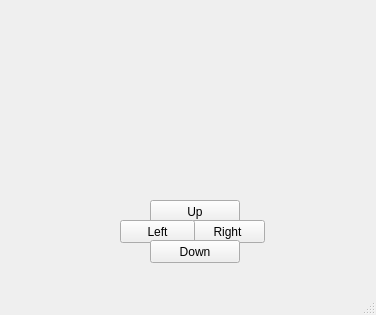
First picture: the form in LCL.ui, repository mkdryden/LCL_software, before the edit.
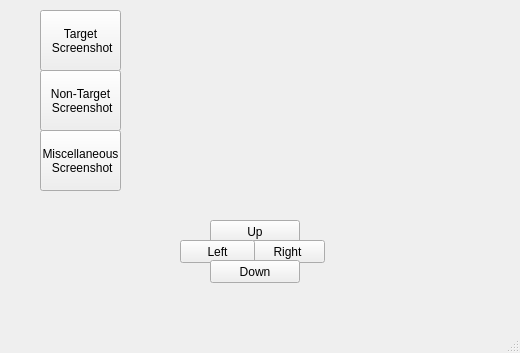
Second picture: the form after the edit.

```diff
--- a/LCL.ui
+++ b/LCL.ui
@@ -6,8 +6,8 @@
    <rect>
     <x>0</x>
     <y>0</y>
-    <width>376</width>
-    <height>315</height>
+    <width>520</width>
+    <height>353</height>
    </rect>
   </property>
   <property name="windowTitle">
@@ -17,8 +17,8 @@
    <widget class="QPushButton" name="up_button">
     <property name="geometry">
      <rect>
-      <x>150</x>
-      <y>200</y>
+      <x>210</x>
+      <y>220</y>
       <width>90</width>
       <height>23</height>
      </rect>
@@ -30,8 +30,8 @@
    <widget class="QPushButton" name="right_button">
     <property name="geometry">
      <rect>
-      <x>190</x>
-      <y>220</y>
+      <x>250</x>
+      <y>240</y>
       <width>75</width>
       <height>23</height>
      </rect>
@@ -43,8 +43,8 @@
    <widget class="QPushButton" name="left_button">
     <property name="geometry">
      <rect>
-      <x>120</x>
-      <y>220</y>
+      <x>180</x>
+      <y>240</y>
       <width>75</width>
       <height>23</height>
      </rect>
@@ -56,8 +56,8 @@
    <widget class="QPushButton" name="down_button">
     <property name="geometry">
      <rect>
-      <x>150</x>
-      <y>240</y>
+      <x>210</x>
+      <y>260</y>
       <width>90</width>
       <height>23</height>
      </rect>
@@ -69,14 +69,69 @@
    <widget class="QWidget" name="verticalLayoutWidget">
     <property name="geometry">
      <rect>
-      <x>80</x>
-      <y>20</y>
-      <width>221</width>
-      <height>171</height>
+      <x>130</x>
+      <y>0</y>
+      <width>261</width>
+      <height>201</height>
      </rect>
     </property>
     <layout class="QVBoxLayout" name="verticalLayout"/>
    </widget>
+   <widget class="QPushButton" name="pushButton">
+    <property name="geometry">
+     <rect>
+      <x>-90</x>
+      <y>200</y>
+      <width>75</width>
+      <height>23</height>
+     </rect>
+    </property>
+    <property name="text">
+     <string>PushButton</string>
+    </property>
+   </widget>
+   <widget class="QPushButton" name="target_screenshot_button">
+    <property name="geometry">
+     <rect>
+      <x>40</x>
+      <y>10</y>
+      <width>81</width>
+      <height>61</height>
+     </rect>
+    </property>
+    <property name="text">
+     <string>Target 
+ Screenshot</string>
+    </property>
+   </widget>
+   <widget class="QPushButton" name="non_target_screenshot_button">
+    <property name="geometry">
+     <rect>
+      <x>40</x>
+      <y>70</y>
+      <width>81</width>
+      <height>61</height>
+     </rect>
+    </property>
+    <property name="text">
+     <string>Non-Target 
+ Screenshot</string>
+    </property>
+   </widget>
+   <widget class="QPushButton" name="misc_screenshot">
+    <property name="geometry">
+     <rect>
+      <x>40</x>
+      <y>130</y>
+      <width>81</width>
+      <height>61</height>
+     </rect>
+    </property>
+    <property name="text">
+     <string>Miscellaneous 
+ Screenshot</string>
+    </property>
+   </widget>
   </widget>
   <widget class="QMenuBar" name="menubar">
    <property name="geometry">
```
Left out of the diff: 2 changed lines with no effect on the pictures.
